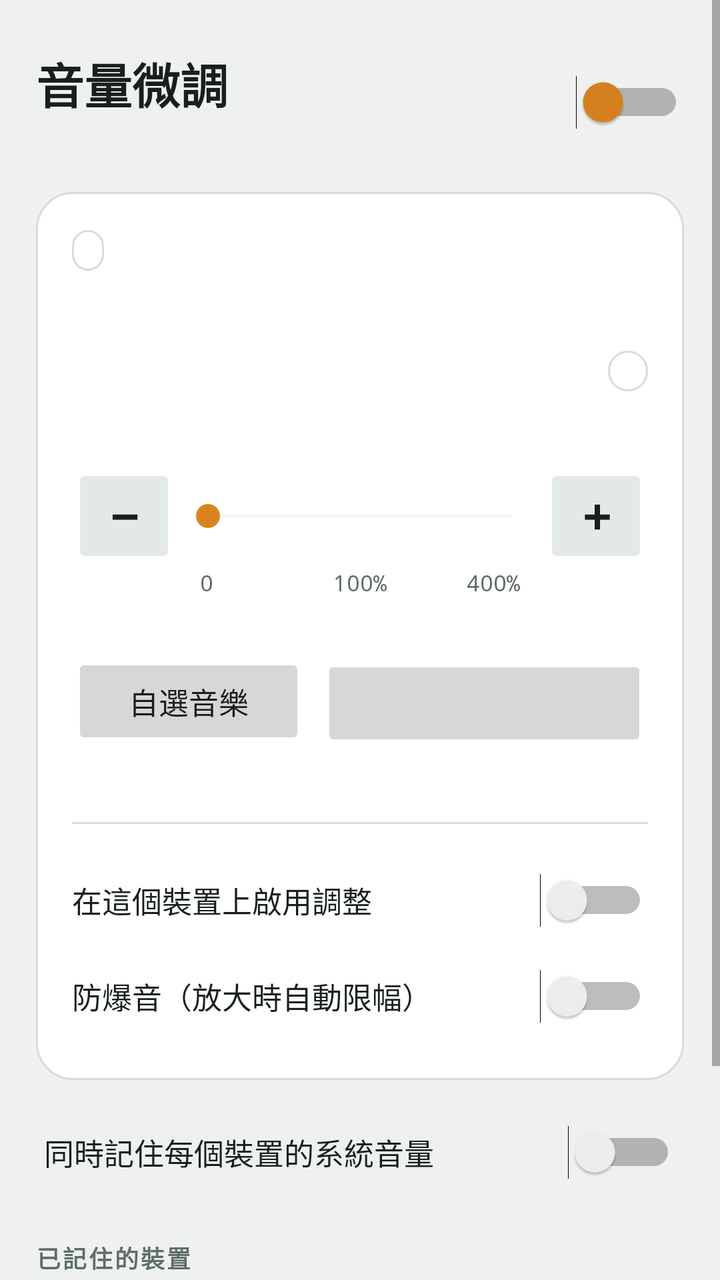
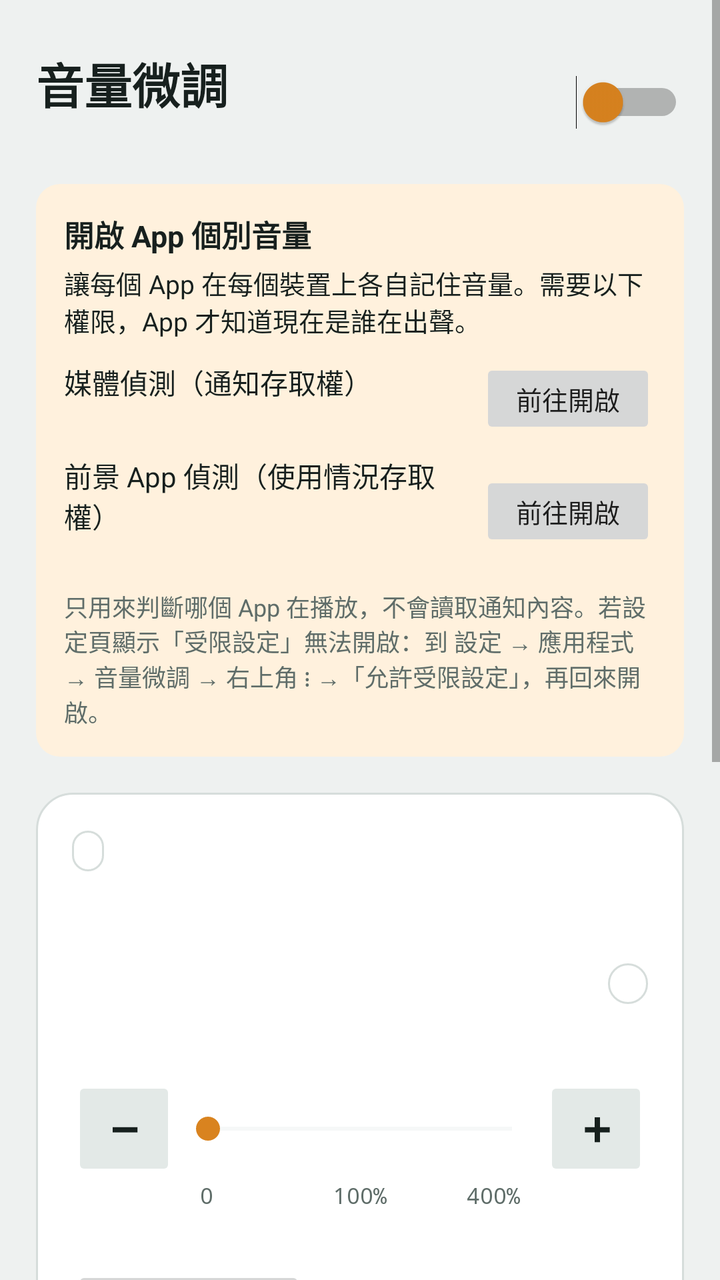

Screens rendered from an Android XML layout before and after an edit, with the pre-edit source and the edit as a unified diff.
<!-- AndroidManifest.xml: application theme AppTheme -->
<!-- res/layout/activity_main.xml -->
<?xml version="1.0" encoding="utf-8"?>
<ScrollView xmlns:android="http://schemas.android.com/apk/res/android"
    android:layout_width="match_parent"
    android:layout_height="match_parent"
    android:background="@color/bg"
    android:fillViewport="true">

    <LinearLayout
        android:layout_width="match_parent"
        android:layout_height="wrap_content"
        android:orientation="vertical"
        android:paddingHorizontal="18dp"
        android:paddingTop="24dp"
        android:paddingBottom="32dp">

        
        <LinearLayout
            android:layout_width="match_parent"
            android:layout_height="wrap_content"
            android:gravity="center_vertical"
            android:orientation="horizontal">

            <LinearLayout
                android:layout_width="0dp"
                android:layout_height="wrap_content"
                android:layout_weight="1"
                android:orientation="vertical">

                <TextView
                    android:layout_width="wrap_content"
                    android:layout_height="wrap_content"
                    android:text="@string/app_name"
                    android:textColor="@color/fg"
                    android:textSize="24sp"
                    android:textStyle="bold" />

                <TextView
                    android:id="@+id/status"
                    android:layout_width="wrap_content"
                    android:layout_height="wrap_content"
                    android:textColor="@color/muted"
                    android:textSize="14sp" />
            </LinearLayout>

            <Switch
                android:id="@+id/serviceSwitch"
                android:layout_width="wrap_content"
                android:layout_height="wrap_content"
                android:minHeight="48dp"
                android:thumbTint="@color/accent" />
        </LinearLayout>

        <TextView
            android:id="@+id/compatNote"
            android:layout_width="match_parent"
            android:layout_height="wrap_content"
            android:layout_marginTop="12dp"
            android:background="@drawable/bg_note"
            android:padding="12dp"
            android:text="@string/compat_note"
            android:textColor="@color/fg"
            android:textSize="13sp"
            android:visibility="gone" />

        
        <LinearLayout
            android:layout_width="match_parent"
            android:layout_height="wrap_content"
            android:layout_marginTop="18dp"
            android:background="@drawable/bg_panel"
            android:orientation="vertical"
            android:padding="18dp">

            <LinearLayout
                android:layout_width="match_parent"
                android:layout_height="wrap_content"
                android:gravity="center_vertical"
                android:orientation="horizontal">

                <TextView
                    android:id="@+id/deviceKind"
                    android:layout_width="wrap_content"
                    android:layout_height="wrap_content"
                    android:background="@drawable/bg_chip"
                    android:paddingHorizontal="8dp"
                    android:paddingVertical="2dp"
                    android:textColor="@color/muted"
                    android:textSize="12sp" />

                <TextView
                    android:id="@+id/deviceName"
                    android:layout_width="0dp"
                    android:layout_height="wrap_content"
                    android:layout_marginStart="8dp"
                    android:layout_weight="1"
                    android:ellipsize="end"
                    android:maxLines="1"
                    android:textColor="@color/fg"
                    android:textSize="17sp"
                    android:textStyle="bold" />

                <TextView
                    android:id="@+id/backToCurrent"
                    android:layout_width="wrap_content"
                    android:layout_height="wrap_content"
                    android:minHeight="40dp"
                    android:gravity="center"
                    android:paddingHorizontal="8dp"
                    android:text="@string/back_to_current"
                    android:textColor="@color/accent"
                    android:textSize="13sp"
                    android:visibility="gone" />
            </LinearLayout>

            <TextView
                android:id="@+id/editingNote"
                android:layout_width="wrap_content"
                android:layout_height="wrap_content"
                android:layout_marginTop="4dp"
                android:text="@string/editing_other"
                android:textColor="@color/muted"
                android:textSize="12sp"
                android:visibility="gone" />

            <LinearLayout
                android:layout_width="match_parent"
                android:layout_height="wrap_content"
                android:layout_marginTop="14dp"
                android:baselineAligned="true"
                android:gravity="bottom"
                android:orientation="horizontal">

                <TextView
                    android:id="@+id/pct"
                    android:layout_width="0dp"
                    android:layout_height="wrap_content"
                    android:layout_weight="1"
                    android:fontFamily="monospace"
                    android:textColor="@color/fg"
                    android:textSize="52sp"
                    android:textStyle="bold" />

                <LinearLayout
                    android:layout_width="wrap_content"
                    android:layout_height="wrap_content"
                    android:gravity="end"
                    android:orientation="vertical">

                    <TextView
                        android:id="@+id/tag"
                        android:layout_width="wrap_content"
                        android:layout_height="wrap_content"
                        android:background="@drawable/bg_chip"
                        android:paddingHorizontal="10dp"
                        android:paddingVertical="2dp"
                        android:textSize="12sp"
                        android:textStyle="bold" />

                    <TextView
                        android:id="@+id/db"
                        android:layout_width="wrap_content"
                        android:layout_height="wrap_content"
                        android:layout_marginTop="4dp"
                        android:fontFamily="monospace"
                        android:textColor="@color/muted"
                        android:textSize="15sp" />
                </LinearLayout>
            </LinearLayout>

            <LinearLayout
                android:layout_width="match_parent"
                android:layout_height="wrap_content"
                android:layout_marginTop="12dp"
                android:gravity="center_vertical"
                android:orientation="horizontal">

                <Button
                    android:id="@+id/down"
                    style="@style/StepButton"
                    android:contentDescription="降低音量"
                    android:text="−" />

                <SeekBar
                    android:id="@+id/seek"
                    android:layout_width="0dp"
                    android:layout_height="48dp"
                    android:layout_weight="1"
                    android:max="1000"
                    android:progressBackgroundTint="@color/track"
                    android:progressTint="@color/cut"
                    android:thumbTint="@color/accent" />

                <Button
                    android:id="@+id/up"
                    style="@style/StepButton"
                    android:contentDescription="加大音量"
                    android:text="+" />
            </LinearLayout>

            <LinearLayout
                android:layout_width="match_parent"
                android:layout_height="wrap_content"
                android:paddingHorizontal="64dp"
                android:orientation="horizontal">

                <TextView style="@style/ScaleLabel" android:gravity="start" android:text="0" />
                <TextView style="@style/ScaleLabel" android:gravity="center" android:text="100%" />
                <TextView style="@style/ScaleLabel" android:gravity="end" android:text="400%" />
            </LinearLayout>

            <LinearLayout
                android:id="@+id/presets"
                android:layout_width="match_parent"
                android:layout_height="wrap_content"
                android:layout_marginTop="14dp"
                android:orientation="horizontal" />

            <LinearLayout
                android:layout_width="match_parent"
                android:layout_height="wrap_content"
                android:layout_marginTop="14dp"
                android:orientation="horizontal">

                <Button
                    android:id="@+id/pickMusic"
                    android:layout_width="0dp"
                    android:layout_height="48dp"
                    android:layout_weight="1"
                    android:minHeight="0dp"
                    android:stateListAnimator="@null"
                    android:text="@string/pick_music"
                    android:textAllCaps="false"
                    android:textSize="15sp" />

                <Button
                    android:id="@+id/toneButton"
                    android:layout_width="0dp"
                    android:layout_height="48dp"
                    android:layout_marginStart="8dp"
                    android:layout_weight="1.4"
                    android:minHeight="0dp"
                    android:stateListAnimator="@null"
                    android:textAllCaps="false"
                    android:textSize="15sp"
                    android:textStyle="bold" />
            </LinearLayout>

            <TextView
                android:id="@+id/toneFile"
                android:layout_width="match_parent"
                android:layout_height="wrap_content"
                android:layout_marginTop="6dp"
                android:ellipsize="middle"
                android:maxLines="1"
                android:textColor="@color/muted"
                android:textSize="12sp" />

            <View
                android:layout_width="match_parent"
                android:layout_height="1dp"
                android:layout_marginVertical="14dp"
                android:background="@color/line" />

            <Switch
                android:id="@+id/enabledSwitch"
                style="@style/SettingSwitch"
                android:text="@string/enable_for_device" />

            <Switch
                android:id="@+id/limiterSwitch"
                style="@style/SettingSwitch"
                android:text="@string/limiter" />
        </LinearLayout>

        <Switch
            android:id="@+id/sysVolSwitch"
            style="@style/SettingSwitch"
            android:layout_marginTop="12dp"
            android:paddingHorizontal="4dp"
            android:text="@string/remember_sys_volume" />

        
        <TextView
            android:layout_width="wrap_content"
            android:layout_height="wrap_content"
            android:layout_marginTop="20dp"
            android:letterSpacing="0.08"
            android:text="@string/saved_devices"
            android:textColor="@color/muted"
            android:textSize="12sp"
            android:textStyle="bold" />

        <LinearLayout
            android:id="@+id/deviceList"
            android:layout_width="match_parent"
            android:layout_height="wrap_content"
            android:layout_marginTop="8dp"
            android:background="@drawable/bg_panel"
            android:orientation="vertical" />

        <TextView
            android:layout_width="match_parent"
            android:layout_height="wrap_content"
            android:layout_marginTop="16dp"
            android:text="@string/help"
            android:textColor="@color/muted"
            android:textSize="13sp" />
    </LinearLayout>
</ScrollView>
<!-- resources referenced by this layout -->
<resources>
  <color name="accent">#D9831F</color>
  <color name="bg">#EEF1F0</color>
  <color name="cut">#2F7D8A</color>
  <color name="fg">#17201E</color>
  <color name="line">#D6DDDB</color>
  <color name="muted">#5F6D69</color>
  <color name="track">#DDE4E2</color>
  <!-- drawable bg_chip (drawable) -->
  <?xml version="1.0" encoding="utf-8"?>
  <shape xmlns:android="http://schemas.android.com/apk/res/android" android:shape="rectangle">
      <stroke android:width="1dp" android:color="@color/line" />
      <corners android:radius="99dp" />
  </shape>
  <!-- drawable bg_note (drawable) -->
  <?xml version="1.0" encoding="utf-8"?>
  <shape xmlns:android="http://schemas.android.com/apk/res/android" android:shape="rectangle">
      <solid android:color="@color/note" />
      <corners android:radius="12dp" />
  </shape>
  <!-- drawable bg_panel (drawable) -->
  <?xml version="1.0" encoding="utf-8"?>
  <shape xmlns:android="http://schemas.android.com/apk/res/android" android:shape="rectangle">
      <solid android:color="@color/panel" />
      <stroke android:width="1dp" android:color="@color/line" />
      <corners android:radius="18dp" />
  </shape>
  <string name="app_name">音量微調</string>
  <string name="back_to_current">回到目前裝置</string>
  <string name="compat_note">這支手機不支援全域音效，已改用相容模式：只對會宣告音效工作階段的 App 有效（例如 Spotify、YouTube Music、多數音樂播放器）。在 App 開始播放後才會生效。</string>
  <string name="editing_other">正在編輯已記住的裝置，下次連上它時會套用</string>
  <string name="enable_for_device">在這個裝置上啟用調整</string>
  <string name="help" formatted="false">要比最小格更小聲：系統音量調到最小一格，再在這裡往下調。要更大聲：系統音量開到最大，再往上調並保持防爆音開啟。每個裝置第一次連上時預設 100%，之後會記住你上次的設定。</string>
  <string name="limiter">防爆音（放大時自動限幅）</string>
  <string name="pick_music">自選音樂</string>
  <string name="remember_sys_volume">同時記住每個裝置的系統音量</string>
  <string name="saved_devices">已記住的裝置</string>
  <style name="ScaleLabel">
          <item name="android:layout_width">0dp</item>
          <item name="android:layout_height">wrap_content</item>
          <item name="android:layout_weight">1</item>
          <item name="android:fontFamily">monospace</item>
          <item name="android:textSize">11sp</item>
          <item name="android:textColor">@color/muted</item>
      </style>
  <style name="SettingSwitch">
          <item name="android:layout_width">match_parent</item>
          <item name="android:layout_height">wrap_content</item>
          <item name="android:minHeight">48dp</item>
          <item name="android:textSize">15sp</item>
          <item name="android:textColor">@color/fg</item>
      </style>
  <style name="AppTheme" parent="android:Theme.Material.Light.NoActionBar">
          <item name="android:colorAccent">@color/accent</item>
          <item name="android:colorPrimary">@color/bg</item>
          <item name="android:statusBarColor">@color/bg</item>
          <item name="android:navigationBarColor">@color/bg</item>
          <item name="android:windowLightStatusBar">true</item>
          <item name="android:windowBackground">@color/bg</item>
      </style>
  <color name="note">#FFF1DD</color>
  <color name="panel">#FFFFFF</color>
  <color name="panel2">#E3E9E7</color>
  <!-- unchanged entries left out for length: 1 -->
</resources>

<!-- the commit's change to res/layout/activity_main.xml (unified diff, before → after) -->
@@ -64,6 +64,119 @@
 
         
         <LinearLayout
+            android:id="@+id/accessCard"
+            android:layout_width="match_parent"
+            android:layout_height="wrap_content"
+            android:layout_marginTop="14dp"
+            android:background="@drawable/bg_note"
+            android:orientation="vertical"
+            android:padding="14dp">
+
+            <TextView
+                android:layout_width="wrap_content"
+                android:layout_height="wrap_content"
+                android:text="@string/access_title"
+                android:textColor="@color/fg"
+                android:textSize="15sp"
+                android:textStyle="bold" />
+
+            <TextView
+                android:layout_width="match_parent"
+                android:layout_height="wrap_content"
+                android:layout_marginTop="4dp"
+                android:text="@string/access_desc"
+                android:textColor="@color/fg"
+                android:textSize="13sp" />
+
+            <LinearLayout
+                android:layout_width="match_parent"
+                android:layout_height="wrap_content"
+                android:layout_marginTop="10dp"
+                android:gravity="center_vertical"
+                android:orientation="horizontal">
+
+                <LinearLayout
+                    android:layout_width="0dp"
+                    android:layout_height="wrap_content"
+                    android:layout_weight="1"
+                    android:orientation="vertical">
+
+                    <TextView
+                        android:layout_width="wrap_content"
+                        android:layout_height="wrap_content"
+                        android:text="@string/access_media"
+                        android:textColor="@color/fg"
+                        android:textSize="14sp" />
+
+                    <TextView
+                        android:id="@+id/mediaAccessState"
+                        android:layout_width="wrap_content"
+                        android:layout_height="wrap_content"
+                        android:textSize="12sp" />
+                </LinearLayout>
+
+                <Button
+                    android:id="@+id/mediaAccessBtn"
+                    android:layout_width="wrap_content"
+                    android:layout_height="40dp"
+                    android:minHeight="0dp"
+                    android:paddingHorizontal="14dp"
+                    android:stateListAnimator="@null"
+                    android:text="@string/access_open"
+                    android:textAllCaps="false"
+                    android:textSize="13sp" />
+            </LinearLayout>
+
+            <LinearLayout
+                android:layout_width="match_parent"
+                android:layout_height="wrap_content"
+                android:layout_marginTop="8dp"
+                android:gravity="center_vertical"
+                android:orientation="horizontal">
+
+                <LinearLayout
+                    android:layout_width="0dp"
+                    android:layout_height="wrap_content"
+                    android:layout_weight="1"
+                    android:orientation="vertical">
+
+                    <TextView
+                        android:layout_width="wrap_content"
+                        android:layout_height="wrap_content"
+                        android:text="@string/access_usage"
+                        android:textColor="@color/fg"
+                        android:textSize="14sp" />
+
+                    <TextView
+                        android:id="@+id/usageAccessState"
+                        android:layout_width="wrap_content"
+                        android:layout_height="wrap_content"
+                        android:textSize="12sp" />
+                </LinearLayout>
+
+                <Button
+                    android:id="@+id/usageAccessBtn"
+                    android:layout_width="wrap_content"
+                    android:layout_height="40dp"
+                    android:minHeight="0dp"
+                    android:paddingHorizontal="14dp"
+                    android:stateListAnimator="@null"
+                    android:text="@string/access_open"
+                    android:textAllCaps="false"
+                    android:textSize="13sp" />
+            </LinearLayout>
+
+            <TextView
+                android:layout_width="match_parent"
+                android:layout_height="wrap_content"
+                android:layout_marginTop="10dp"
+                android:text="@string/access_restricted"
+                android:textColor="@color/muted"
+                android:textSize="12sp" />
+        </LinearLayout>
+
+        
+        <LinearLayout
             android:layout_width="match_parent"
             android:layout_height="wrap_content"
             android:layout_marginTop="18dp"
@@ -122,6 +235,69 @@
                 android:textSize="12sp"
                 android:visibility="gone" />
 
+            
+            <LinearLayout
+                android:id="@+id/targetRow"
+                android:layout_width="match_parent"
+                android:layout_height="wrap_content"
+                android:layout_marginTop="12dp"
+                android:orientation="horizontal"
+                android:visibility="gone">
+
+                <Button
+                    android:id="@+id/targetApp"
+                    android:layout_width="0dp"
+                    android:layout_height="40dp"
+                    android:layout_weight="1"
+                    android:ellipsize="end"
+                    android:maxLines="1"
+                    android:minHeight="0dp"
+                    android:stateListAnimator="@null"
+                    android:textAllCaps="false"
+                    android:textSize="14sp" />
+
+                <Button
+                    android:id="@+id/targetDevice"
+                    android:layout_width="0dp"
+                    android:layout_height="40dp"
+                    android:layout_marginStart="6dp"
+                    android:layout_weight="1"
+                    android:minHeight="0dp"
+                    android:stateListAnimator="@null"
+                    android:text="@string/device_default"
+                    android:textAllCaps="false"
+                    android:textSize="14sp" />
+            </LinearLayout>
+
+            <LinearLayout
+                android:layout_width="match_parent"
+                android:layout_height="wrap_content"
+                android:layout_marginTop="6dp"
+                android:gravity="center_vertical"
+                android:orientation="horizontal">
+
+                <TextView
+                    android:id="@+id/appNote"
+                    android:layout_width="0dp"
+                    android:layout_height="wrap_content"
+                    android:layout_weight="1"
+                    android:textColor="@color/muted"
+                    android:textSize="12sp"
+                    android:visibility="gone" />
+
+                <TextView
+                    android:id="@+id/resetApp"
+                    android:layout_width="wrap_content"
+                    android:layout_height="wrap_content"
+                    android:gravity="center"
+                    android:minHeight="36dp"
+                    android:paddingHorizontal="8dp"
+                    android:text="@string/reset_app"
+                    android:textColor="@color/accent"
+                    android:textSize="13sp"
+                    android:visibility="gone" />
+            </LinearLayout>
+
             <LinearLayout
                 android:layout_width="match_parent"
                 android:layout_height="wrap_content"
<!-- resource entries referenced after the edit -->
@@ -26,16 +26,24 @@
       <stroke android:width="1dp" android:color="@color/line" />
       <corners android:radius="18dp" />
   </shape>
+  <string name="access_desc">讓每個 App 在每個裝置上各自記住音量。需要以下權限，App 才知道現在是誰在出聲。</string>
+  <string name="access_media">媒體偵測（通知存取權）</string>
+  <string name="access_open">前往開啟</string>
+  <string name="access_restricted">只用來判斷哪個 App 在播放，不會讀取通知內容。若設定頁顯示「受限設定」無法開啟：到 設定 → 應用程式 → 音量微調 → 右上角 ⋮ →「允許受限設定」，再回來開啟。</string>
+  <string name="access_title">開啟 App 個別音量</string>
+  <string name="access_usage">前景 App 偵測（使用情況存取權）</string>
   <string name="app_name">音量微調</string>
   <string name="back_to_current">回到目前裝置</string>
   <string name="compat_note">這支手機不支援全域音效，已改用相容模式：只對會宣告音效工作階段的 App 有效（例如 Spotify、YouTube Music、多數音樂播放器）。在 App 開始播放後才會生效。</string>
-  <string name="editing_other">正在編輯已記住的裝置，下次連上它時會套用</string>
+  <string name="device_default">裝置預設</string>
+  <string name="editing_other">正在編輯已記住的設定，下次遇到時會套用</string>
   <string name="enable_for_device">在這個裝置上啟用調整</string>
   <string name="help" formatted="false">要比最小格更小聲：系統音量調到最小一格，再在這裡往下調。要更大聲：系統音量開到最大，再往上調並保持防爆音開啟。每個裝置第一次連上時預設 100%，之後會記住你上次的設定。</string>
   <string name="limiter">防爆音（放大時自動限幅）</string>
   <string name="pick_music">自選音樂</string>
   <string name="remember_sys_volume">同時記住每個裝置的系統音量</string>
-  <string name="saved_devices">已記住的裝置</string>
+  <string name="reset_app">改回裝置預設</string>
+  <string name="saved_devices">已記住的裝置與 App</string>
   <style name="ScaleLabel">
           <item name="android:layout_width">0dp</item>
           <item name="android:layout_height">wrap_content</item>
